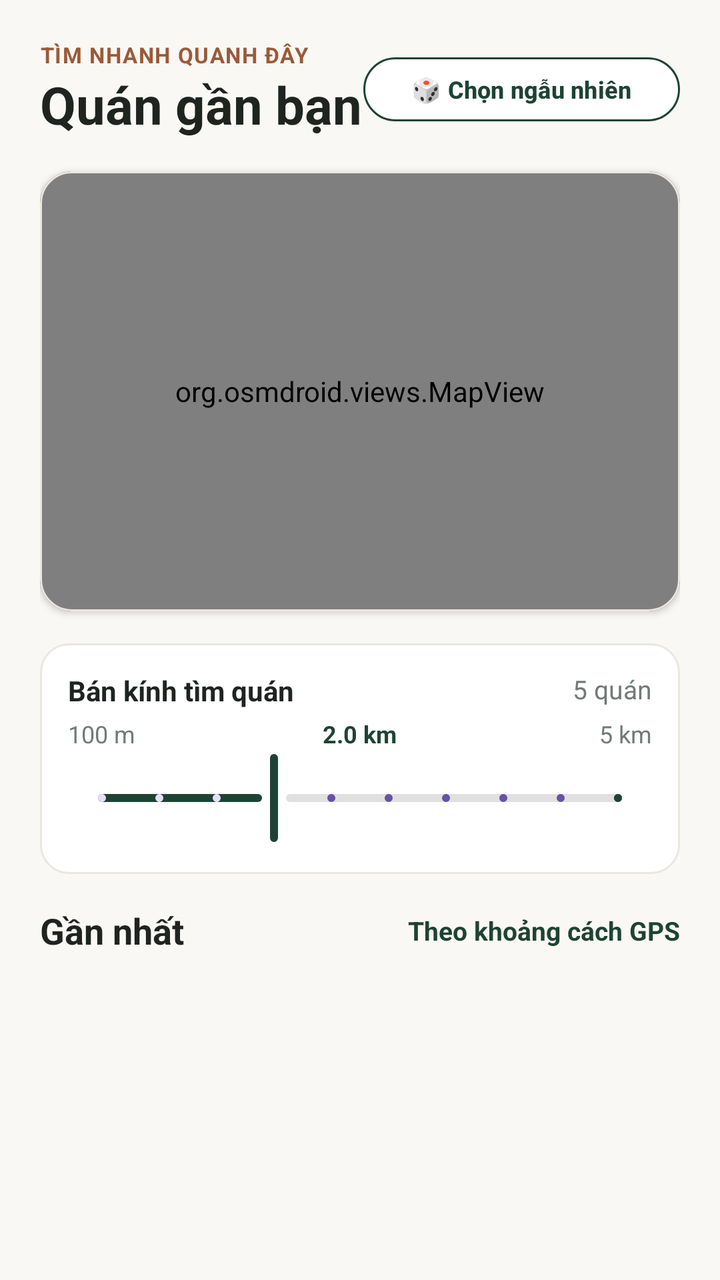
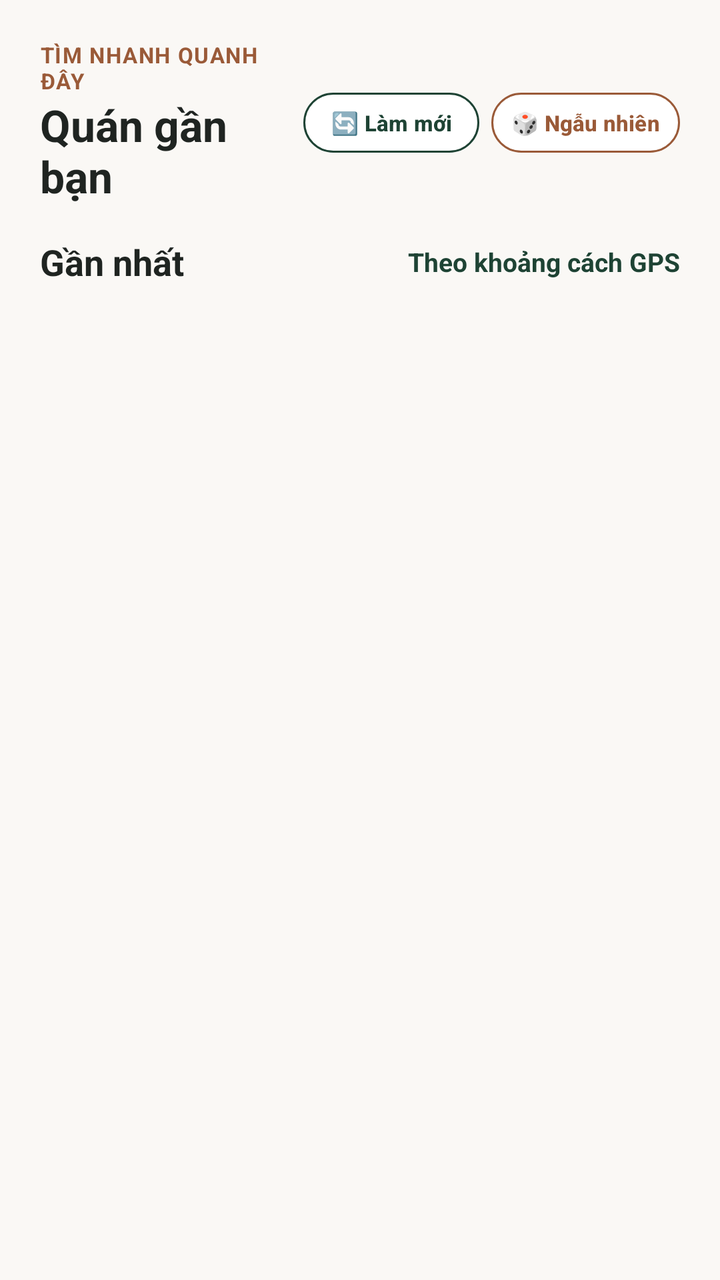

Before-and-after screenshots of an Android layout around one commit, followed by the original layout XML and the change that was made.
<!-- AndroidManifest.xml: application theme Theme.BTL_DiDong -->
<!-- res/layout/fragment_nearby.xml -->
<?xml version="1.0" encoding="utf-8"?>
<androidx.core.widget.NestedScrollView xmlns:android="http://schemas.android.com/apk/res/android"
    xmlns:app="http://schemas.android.com/apk/res-auto"
    android:layout_width="match_parent"
    android:layout_height="match_parent"
    android:fillViewport="true"
    android:background="@color/cream_bg">

    <LinearLayout
        android:layout_width="match_parent"
        android:layout_height="wrap_content"
        android:orientation="vertical"
        android:padding="20dp">

        
        <LinearLayout
            android:layout_width="match_parent"
            android:layout_height="wrap_content"
            android:orientation="horizontal"
            android:gravity="center_vertical"
            android:layout_marginBottom="16dp">

            <LinearLayout
                android:layout_width="0dp"
                android:layout_height="wrap_content"
                android:layout_weight="1"
                android:orientation="vertical">

                <TextView
                    android:layout_width="wrap_content"
                    android:layout_height="wrap_content"
                    android:text="TÌM NHANH QUANH ĐÂY"
                    android:textSize="11sp"
                    android:textStyle="bold"
                    android:textColor="@color/brown_accent"
                    android:letterSpacing="0.05" />

                <TextView
                    android:layout_width="wrap_content"
                    android:layout_height="wrap_content"
                    android:text="Quán gần bạn"
                    android:textSize="26sp"
                    android:textStyle="bold"
                    android:textColor="@color/text_dark" />
            </LinearLayout>

            <com.google.android.material.button.MaterialButton
                android:id="@+id/btnRandomPickNearby"
                style="?attr/materialButtonOutlinedStyle"
                android:layout_width="wrap_content"
                android:layout_height="40dp"
                android:text="🎲 Chọn ngẫu nhiên"
                android:textSize="12sp"
                android:textStyle="bold"
                android:textColor="@color/forest_green"
                app:strokeColor="@color/forest_green"
                app:cornerRadius="20dp"
                android:backgroundTint="@color/white" />
        </LinearLayout>

        
        <com.google.android.material.card.MaterialCardView
            android:layout_width="match_parent"
            android:layout_height="220dp"
            app:cardCornerRadius="16dp"
            app:cardElevation="2dp"
            app:strokeColor="@color/stroke_color"
            app:strokeWidth="1dp"
            android:layout_marginBottom="16dp">

            <org.osmdroid.views.MapView
                android:id="@+id/mapView"
                android:layout_width="match_parent"
                android:layout_height="match_parent" />

        </com.google.android.material.card.MaterialCardView>

        
        <LinearLayout
            android:layout_width="match_parent"
            android:layout_height="wrap_content"
            android:orientation="vertical"
            android:background="@drawable/bg_card"
            android:padding="14dp"
            android:layout_marginBottom="16dp">

            <RelativeLayout
                android:layout_width="match_parent"
                android:layout_height="wrap_content">

                <TextView
                    android:layout_width="wrap_content"
                    android:layout_height="wrap_content"
                    android:text="Bán kính tìm quán"
                    android:textStyle="bold"
                    android:textColor="@color/text_dark" />

                <TextView
                    android:id="@+id/tvPlaceCountNearby"
                    android:layout_width="wrap_content"
                    android:layout_height="wrap_content"
                    android:text="5 quán"
                    android:textColor="@color/text_muted"
                    android:textSize="13sp"
                    android:layout_alignParentEnd="true" />
            </RelativeLayout>

            <RelativeLayout
                android:layout_width="match_parent"
                android:layout_height="wrap_content"
                android:layout_marginTop="4dp">

                <TextView
                    android:layout_width="wrap_content"
                    android:layout_height="wrap_content"
                    android:text="100 m"
                    android:textSize="12sp"
                    android:textColor="@color/text_muted" />

                <TextView
                    android:id="@+id/tvRadiusValNearby"
                    android:layout_width="wrap_content"
                    android:layout_height="wrap_content"
                    android:text="2.0 km"
                    android:textSize="12sp"
                    android:textStyle="bold"
                    android:textColor="@color/forest_green"
                    android:layout_centerHorizontal="true" />

                <TextView
                    android:layout_width="wrap_content"
                    android:layout_height="wrap_content"
                    android:text="5 km"
                    android:textSize="12sp"
                    android:textColor="@color/text_muted"
                    android:layout_alignParentEnd="true" />
            </RelativeLayout>

            <com.google.android.material.slider.Slider
                android:id="@+id/sliderRadiusNearby"
                android:layout_width="match_parent"
                android:layout_height="wrap_content"
                android:valueFrom="0.5"
                android:valueTo="5.0"
                android:value="2.0"
                android:stepSize="0.5"
                app:thumbColor="@color/white"
                app:thumbStrokeColor="@color/forest_green"
                app:thumbStrokeWidth="2dp"
                app:trackColorActive="@color/forest_green"
                app:trackColorInactive="#E0E0E0"
                app:trackHeight="4dp" />
        </LinearLayout>

        
        <RelativeLayout
            android:layout_width="match_parent"
            android:layout_height="wrap_content"
            android:layout_marginBottom="12dp">

            <TextView
                android:layout_width="wrap_content"
                android:layout_height="wrap_content"
                android:text="Gần nhất"
                android:textSize="18sp"
                android:textStyle="bold"
                android:textColor="@color/text_dark" />

            <TextView
                android:layout_width="wrap_content"
                android:layout_height="wrap_content"
                android:text="Theo khoảng cách GPS"
                android:textColor="@color/forest_green"
                android:textStyle="bold"
                android:textSize="13sp"
                android:layout_alignParentEnd="true"
                android:layout_centerVertical="true" />
        </RelativeLayout>

        
        <androidx.recyclerview.widget.RecyclerView
            android:id="@+id/rvNearbyRestaurants"
            android:layout_width="match_parent"
            android:layout_height="wrap_content"
            android:nestedScrollingEnabled="false" />

    </LinearLayout>
</androidx.core.widget.NestedScrollView>
<!-- resources referenced by this layout -->
<resources>
  <color name="brown_accent">#9A5A38</color>
  <color name="cream_bg">#FAF8F5</color>
  <color name="forest_green">#1E4334</color>
  <color name="stroke_color">#EBE7E1</color>
  <color name="text_dark">#1F2421</color>
  <color name="text_muted">#727A75</color>
  <color name="white">#FFFFFFFF</color>
  <!-- drawable bg_card (drawable) -->
  <?xml version="1.0" encoding="utf-8"?>
  <shape xmlns:android="http://schemas.android.com/apk/res/android"
      android:shape="rectangle">
      <solid android:color="@color/white" />
      <corners android:radius="14dp" />
      <stroke android:width="1dp" android:color="@color/stroke_color" />
  </shape>
  <style name="Theme.BTL_DiDong" parent="Base.Theme.BTL_DiDong" />
  <style name="Base.Theme.BTL_DiDong" parent="Theme.Material3.DayNight.NoActionBar">
          
          
      </style>
</resources>

<!-- the commit's change to res/layout/fragment_nearby.xml (unified diff, before → after) -->
@@ -39,117 +39,41 @@
                     android:layout_width="wrap_content"
                     android:layout_height="wrap_content"
                     android:text="Quán gần bạn"
-                    android:textSize="26sp"
+                    android:textSize="22sp"
                     android:textStyle="bold"
                     android:textColor="@color/text_dark" />
             </LinearLayout>
 
+            
+            <com.google.android.material.button.MaterialButton
+                android:id="@+id/btnReloadNearby"
+                style="?attr/materialButtonOutlinedStyle"
+                android:layout_width="wrap_content"
+                android:layout_height="38dp"
+                android:text="🔄 Làm mới"
+                android:textSize="11sp"
+                android:textStyle="bold"
+                android:textColor="@color/forest_green"
+                app:strokeColor="@color/forest_green"
+                app:cornerRadius="19dp"
+                android:backgroundTint="@color/white"
+                android:paddingHorizontal="10dp"
+                android:layout_marginEnd="6dp" />
+
+            
             <com.google.android.material.button.MaterialButton
                 android:id="@+id/btnRandomPickNearby"
                 style="?attr/materialButtonOutlinedStyle"
                 android:layout_width="wrap_content"
-                android:layout_height="40dp"
-                android:text="🎲 Chọn ngẫu nhiên"
-                android:textSize="12sp"
+                android:layout_height="38dp"
+                android:text="🎲 Ngẫu nhiên"
+                android:textSize="11sp"
                 android:textStyle="bold"
-                android:textColor="@color/forest_green"
-                app:strokeColor="@color/forest_green"
-                app:cornerRadius="20dp"
-                android:backgroundTint="@color/white" />
-        </LinearLayout>
-
-        
-        <com.google.android.material.card.MaterialCardView
-            android:layout_width="match_parent"
-            android:layout_height="220dp"
-            app:cardCornerRadius="16dp"
-            app:cardElevation="2dp"
-            app:strokeColor="@color/stroke_color"
-            app:strokeWidth="1dp"
-            android:layout_marginBottom="16dp">
-
-            <org.osmdroid.views.MapView
-                android:id="@+id/mapView"
-                android:layout_width="match_parent"
-                android:layout_height="match_parent" />
-
-        </com.google.android.material.card.MaterialCardView>
-
-        
-        <LinearLayout
-            android:layout_width="match_parent"
-            android:layout_height="wrap_content"
-            android:orientation="vertical"
-            android:background="@drawable/bg_card"
-            android:padding="14dp"
-            android:layout_marginBottom="16dp">
-
-            <RelativeLayout
-                android:layout_width="match_parent"
-                android:layout_height="wrap_content">
-
-                <TextView
-                    android:layout_width="wrap_content"
-                    android:layout_height="wrap_content"
-                    android:text="Bán kính tìm quán"
-                    android:textStyle="bold"
-                    android:textColor="@color/text_dark" />
-
-                <TextView
-                    android:id="@+id/tvPlaceCountNearby"
-                    android:layout_width="wrap_content"
-                    android:layout_height="wrap_content"
-                    android:text="5 quán"
-                    android:textColor="@color/text_muted"
-                    android:textSize="13sp"
-                    android:layout_alignParentEnd="true" />
-            </RelativeLayout>
-
-            <RelativeLayout
-                android:layout_width="match_parent"
-                android:layout_height="wrap_content"
-                android:layout_marginTop="4dp">
-
-                <TextView
-                    android:layout_width="wrap_content"
-                    android:layout_height="wrap_content"
-                    android:text="100 m"
-                    android:textSize="12sp"
-                    android:textColor="@color/text_muted" />
-
-                <TextView
-                    android:id="@+id/tvRadiusValNearby"
-                    android:layout_width="wrap_content"
-                    android:layout_height="wrap_content"
-                    android:text="2.0 km"
-                    android:textSize="12sp"
-                    android:textStyle="bold"
-                    android:textColor="@color/forest_green"
-                    android:layout_centerHorizontal="true" />
-
-                <TextView
-                    android:layout_width="wrap_content"
-                    android:layout_height="wrap_content"
-                    android:text="5 km"
-                    android:textSize="12sp"
-                    android:textColor="@color/text_muted"
-                    android:layout_alignParentEnd="true" />
-            </RelativeLayout>
-
-            <com.google.android.material.slider.Slider
-                android:id="@+id/sliderRadiusNearby"
-                android:layout_width="match_parent"
-                android:layout_height="wrap_content"
-                android:valueFrom="0.5"
-                android:valueTo="5.0"
-                android:value="2.0"
-                android:stepSize="0.5"
-                app:thumbColor="@color/white"
-                app:thumbStrokeColor="@color/forest_green"
-                app:thumbStrokeWidth="2dp"
-                app:trackColorActive="@color/forest_green"
-                app:trackColorInactive="#E0E0E0"
-                app:trackHeight="4dp" />
+                android:textColor="@color/brown_accent"
+                app:strokeColor="@color/brown_accent"
+                app:cornerRadius="19dp"
+                android:backgroundTint="@color/white"
+                android:paddingHorizontal="10dp" />
         </LinearLayout>
 
         
<!-- resource entries referenced after the edit -->
@@ -3,18 +3,8 @@
   <color name="brown_accent">#9A5A38</color>
   <color name="cream_bg">#FAF8F5</color>
   <color name="forest_green">#1E4334</color>
-  <color name="stroke_color">#EBE7E1</color>
   <color name="text_dark">#1F2421</color>
-  <color name="text_muted">#727A75</color>
   <color name="white">#FFFFFFFF</color>
-  <!-- drawable bg_card (drawable) -->
-  <?xml version="1.0" encoding="utf-8"?>
-  <shape xmlns:android="http://schemas.android.com/apk/res/android"
-      android:shape="rectangle">
-      <solid android:color="@color/white" />
-      <corners android:radius="14dp" />
-      <stroke android:width="1dp" android:color="@color/stroke_color" />
-  </shape>
   <style name="Theme.BTL_DiDong" parent="Base.Theme.BTL_DiDong" />
   <style name="Base.Theme.BTL_DiDong" parent="Theme.Material3.DayNight.NoActionBar">
           
